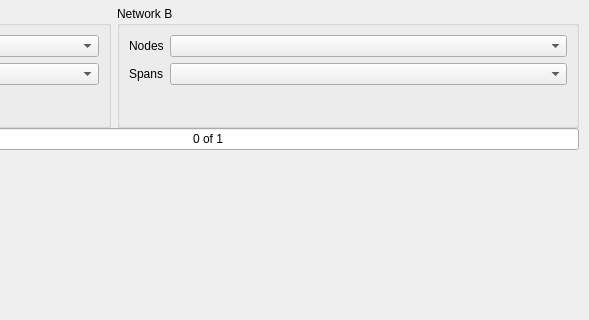
The window that gui.ui (Open-Telecoms-Data/ofds_consolidation_tool) describes before a commit, drawn with Qt 5; both pictures show x 358 to 947 and y 0 to 320 of the 947 by 965 pixel window.
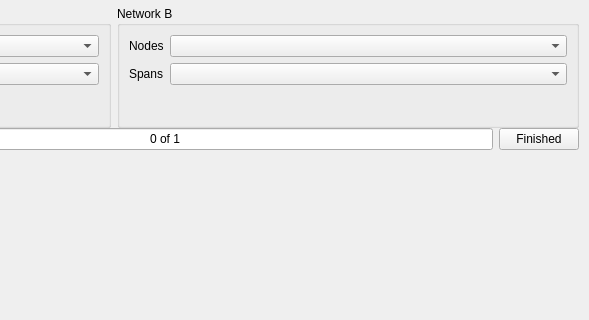
The same window after the commit. Custom widgets are drawn as their Qt base class.

```diff
--- a/gui.ui
+++ b/gui.ui
@@ -166,6 +166,13 @@
       </property>
      </widget>
     </item>
+    <item>
+     <widget class="QPushButton" name="finishedButton">
+      <property name="text">
+       <string>Finished</string>
+      </property>
+     </widget>
+    </item>
    </layout>
   </widget>
   <widget class="QPushButton" name="sameButton">
```
